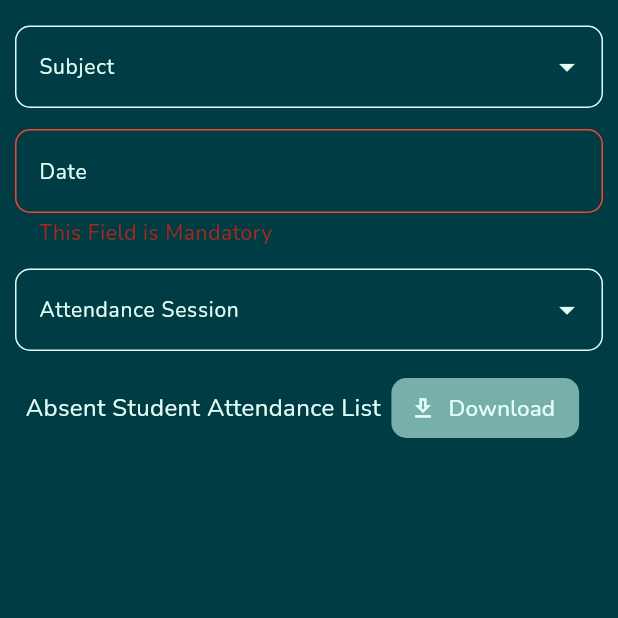
After one commit to Aman-2334/Attendance_log, a Flutter app: the TeacherAttendanceList screen opened directly, after a tap on "Download", on a phone screen of 412 x 824 dp, the top half of it. The commit adds this screen. Run offline on Flutter 3.47's test engine with Material 3 defaults, Android fonts, the phone set to English and light mode, and no system bars; drawn by our look-alikes of dropdown_search; our stand-ins replace cloud_firestore, expandable, firebase_auth, firebase_core, firebase_storage, google_fonts and 7 more; missing offline and left inert: scan; accounts and stored records are empty; generated files the repository leaves out were written again.

Commit message:
added support for attendance list download

```diff
--- /dev/null
+++ b/lib/screens/teacher_attendance_list.dart
@@ -0,0 +1,305 @@
+import 'package:attendance_log/helper.dart';
+import 'package:attendance_log/models/attendance.dart';
+import 'package:attendance_log/models/subject.dart';
+import 'package:attendance_log/provider/attendance_provider.dart';
+import 'package:attendance_log/provider/subject_provider.dart';
+import 'package:attendance_log/provider/user_provider.dart';
+import 'package:attendance_log/services/attendance_service.dart';
+import 'package:attendance_log/theme/theme.dart';
+import 'package:dropdown_search/dropdown_search.dart';
+import 'package:flutter/material.dart';
+import 'package:intl/intl.dart';
+import 'package:provider/provider.dart';
+
+class TeacherAttendanceList extends StatefulWidget {
+  const TeacherAttendanceList({super.key});
+
+  @override
+  State<TeacherAttendanceList> createState() => _TeacherAttendanceListState();
+}
+
+class _TeacherAttendanceListState extends State<TeacherAttendanceList> {
+  Subject? subject;
+  DateTime? date;
+  Attendance? attendanceSession;
+  bool generatingPdf = false;
+  final formKey = GlobalKey<FormState>();
+  late AttendanceProvider attendanceProvider;
+  late UserProvider userProvider;
+
+  void saveForm() async {
+    if (formKey.currentState!.validate()) {
+      formKey.currentState!.save();
+      setState(() {
+        generatingPdf = true;
+      });
+      String? downloadAttendanceListError =
+          await AttendanceService().downloadAttendanceList(
+        user: userProvider.user!,
+        subject: subject!,
+        date: date!,
+        session: attendanceSession!,
+      );
+      setState(() {
+        generatingPdf = false;
+      });
+      if (downloadAttendanceListError != null) {
+        ScaffoldMessenger.of(context)
+            .showSnackBar(SnackBar(content: Text(downloadAttendanceListError)));
+      } else {
+        ScaffoldMessenger.of(context).showSnackBar(const SnackBar(
+            content: Text("Attendance List generated Successfully!")));
+      }
+    }
+  }
+
+  @override
+  Widget build(BuildContext context) {
+    userProvider = Provider.of<UserProvider>(context, listen: false);
+    attendanceProvider =
+        Provider.of<AttendanceProvider>(context, listen: false);
+    ThemeData themeData = AppTheme().themeData;
+    return Scaffold(
+      body: SafeArea(
+        child: ListView(
+          padding: const EdgeInsets.symmetric(horizontal: 10, vertical: 10),
+          children: [
+            Form(
+              key: formKey,
+              child: ListView(
+                shrinkWrap: true,
+                physics: const NeverScrollableScrollPhysics(),
+                children: [
+                  Consumer<SubjectProvider>(
+                    builder: (context, subjectProvider, child) {
+                      return Container(
+                        margin: const EdgeInsets.symmetric(vertical: 7),
+                        child: DropdownSearch<Subject>(
+                          items: subjectProvider.subject,
+                          enabled:
+                              !subjectProvider.loadingSubject || !generatingPdf,
+                          popupProps: PopupProps.modalBottomSheet(
+                            showSearchBox: true,
+                            itemBuilder: (context, subject, isSelected) =>
+                                ListTile(
+                              tileColor: Colors.transparent,
+                              title: Text(
+                                "${subject.code} ${subject.name}",
+                                style: themeData.textTheme.titleSmall!
+                                    .copyWith(fontWeight: FontWeight.w400),
+                              ),
+                              trailing: isSelected
+                                  ? const Icon(
+                                      Icons.check_circle_outline,
+                                      color: Color(0xFFE3FEF7),
+                                    )
+                                  : null,
+                            ),
+                            searchFieldProps: TextFieldProps(
+                              decoration: InputDecoration(
+                                  filled: true,
+                                  fillColor: themeData.primaryColorDark,
+                                  hintText: "Search Subject by name or code"),
+                            ),
+                            showSelectedItems: true,
+                          ),
+                          compareFn: (subject1, subject2) =>
+                              subject1.code == subject2.code,
+                          dropdownButtonProps: const DropdownButtonProps(
+                            color: Color(0xFFE3FEF7),
+                          ),
+                          itemAsString: (subject) => subject.name,
+                          dropdownDecoratorProps: DropDownDecoratorProps(
+                            baseStyle: themeData.textTheme.bodyLarge,
+                            dropdownSearchDecoration: InputDecoration(
+                              label: Text(subjectProvider.loadingSubject
+                                  ? "Loading Subjects please wait..."
+                                  : "Subject"),
+                            ),
+                          ),
+                          validator: (value) {
+                            if (value == null) {
+                              return "This Field is Mandatory";
+                            }
+                            return null;
+                          },
+                          onChanged: (Subject? value) {
+                            subject = value;
+                            if (date != null) {
+                              attendanceProvider.loadAttendanceSession(
+                                  instituteId: userProvider.user!.institute,
+                                  courseId: subject!.code,
+                                  date: date!);
+                            }
+                          },
+                          onSaved: (Subject? value) {
+                            subject = value;
+                          },
+                        ),
+                      );
+                    },
+                  ),
+                  Container(
+                    margin: const EdgeInsets.symmetric(vertical: 7),
+                    child: TextFormField(
+                      enabled: !generatingPdf,
+                      key: Key(date.toString()),
+                      onTap: () async {
+                        DateTime? pickedDate = await showDatePicker(
+                          context: context,
+                          firstDate: DateTime.now()
+                              .subtract(const Duration(days: 100)),
+                          lastDate: DateTime.now(),
+                        );
+                        if (pickedDate != null) {
+                          setState(() {
+                            date = pickedDate;
+                            if (subject != null) {
+                              attendanceProvider.loadAttendanceSession(
+                                  instituteId: userProvider.user!.institute,
+                                  courseId: subject!.code,
+                                  date: date!);
+                            }
+                          });
+                        }
+                      },
+                      validator: (value) {
+                        if (value == null || value.isEmpty) {
+                          return "This Field is Mandatory";
+                        }
+                        return null;
+                      },
+                      decoration: const InputDecoration(
+                        labelText: "Date",
+                      ),
+                      readOnly: true,
+                      initialValue: date == null
+                          ? null
+                          : DateFormat("dd-MM-yyyy").format(date!),
+                      onSaved: (String? value) {},
+                    ),
+                  ),
+                  Consumer<AttendanceProvider>(
+                    builder: (context, attendanceProvider, child) {
+                      return Container(
+                        margin: const EdgeInsets.symmetric(vertical: 7),
+                        child: DropdownSearch<Attendance>(
+                          items: attendanceProvider.attendanceSession ?? [],
+                          enabled:
+                              !attendanceProvider.loadingAttendanceSession ||
+                                  !generatingPdf,
+                          popupProps: PopupProps.modalBottomSheet(
+                            emptyBuilder: (context, searchEntry) => SizedBox(
+                              height: 40,
+                              child: Center(
+                                  child: Text(
+                                searchEntry.isEmpty &&
+                                        subject == null &&
+                                        date == null
+                                    ? "Select subject and date to view previous sessions"
+                                    : "No previous sessions found!",
+                                style: themeData.textTheme.bodySmall,
+                              )),
+                            ),
+                            showSearchBox: true,
+                            itemBuilder: (context, session, isSelected) =>
+                                ListTile(
+                              tileColor: Colors.transparent,
+                              title: Text(
+                                sessionFormat(session),
+                                style: themeData.textTheme.titleSmall!
+                                    .copyWith(fontWeight: FontWeight.w400),
+                              ),
+                              trailing: isSelected
+                                  ? const Icon(
+                                      Icons.check_circle_outline,
+                                      color: Color(0xFFE3FEF7),
+                                    )
+                                  : null,
+                            ),
+                            searchFieldProps: TextFieldProps(
+                              decoration: InputDecoration(
+                                  filled: true,
+                                  fillColor: themeData.primaryColorDark,
+                                  hintText: "Search Session"),
+                            ),
+                            showSelectedItems: true,
+                          ),
+                          compareFn: (session1, session2) =>
+                              session1.id == session2.id,
+                          dropdownButtonProps: const DropdownButtonProps(
+                            color: Color(0xFFE3FEF7),
+                          ),
+                          itemAsString: (session) => sessionFormat(session),
+                          selectedItem: attendanceSession,
+                          dropdownDecoratorProps: DropDownDecoratorProps(
+                            baseStyle: themeData.textTheme.bodyLarge,
+                            dropdownSearchDecoration: InputDecoration(
+                                label: Text(attendanceProvider
+                                        .loadingAttendanceSession
+                                    ? "Loading Attendance Session please wait..."
+                                    : "Attendance Session"),
+                                prefixIcon: attendanceSession != null
+                                    ? IconButton(
+                                        onPressed: () {
+                                          setState(() {
+                                            attendanceSession = null;
+                                          });
+                                        },
+                                        icon: const Icon(
+                                            Icons.highlight_remove_outlined))
+                                    : null),
+                          ),
+                          onChanged: (Attendance? session) {
+                            setState(() {
+                              attendanceSession = session;
+                            });
+                          },
+                          onSaved: (Attendance? session) {
+                            attendanceSession = session;
+                          },
+                        ),
+                      );
+                    },
+                  ),
+                ],
+              ),
+            ),
+            Container(
+              margin: const EdgeInsets.symmetric(vertical: 7),
+              child: Row(
+                children: [
+                  Container(
+                    margin:
+                        const EdgeInsets.symmetric(vertical: 7, horizontal: 7),
+                    child: Text(
+                      "Absent Student Attendance List",
+                      style: themeData.textTheme.bodyLarge,
+                    ),
+                  ),
+                  generatingPdf
+                      ? Center(
+                          child: Container(
+                            margin: const EdgeInsets.symmetric(vertical: 10),
+                            child: const CircularProgressIndicator(),
+                          ),
+                        )
+                      : TextButton.icon(
+                          onPressed: saveForm,
+                          icon: const Icon(
+                            Icons.download_outlined,
+                          ),
+                          label: Text(
+                            'Download',
+                            style: themeData.textTheme.bodyMedium,
+                          ),
+                        ),
+                ],
+              ),
+            ),
+          ],
+        ),
+      ),
+    );
+  }
+}
--- a/lib/screens/teacher_homepage.dart
+++ b/lib/screens/teacher_homepage.dart
@@ -1,6 +1,7 @@
 import 'package:attendance_log/provider/subject_provider.dart';
 import 'package:attendance_log/provider/user_provider.dart';
 import 'package:attendance_log/screens/teacher_attendance_dashboard.dart';
+import 'package:attendance_log/screens/teacher_attendance_list.dart';
 import 'package:attendance_log/screens/teacher_profile.dart';
 import 'package:attendance_log/theme/theme.dart';
 import 'package:flutter/material.dart';
@@ -19,6 +20,7 @@ class _TeacherHomepageState extends State<TeacherHomepage> {
 
   List<Widget> screens = [
     const TeacherAttendanceDashboard(),
+    const TeacherAttendanceList(),
     const TeacherProfile(),
   ];
 
@@ -67,7 +69,7 @@ class _TeacherHomepageState extends State<TeacherHomepage> {
         title: selectedScreen == 0
             ? const Text("Attendance")
             : selectedScreen == 1
-                ? const Text("Attendance")
+                ? const Text("Attendance List")
                 : const Text("Profile Setting"),
       ),
       body: screens[selectedScreen],
@@ -81,10 +83,11 @@ class _TeacherHomepageState extends State<TeacherHomepage> {
         child: Padding(
           padding: const EdgeInsets.symmetric(horizontal: 10),
           child: Row(
-            mainAxisAlignment: MainAxisAlignment.spaceAround,
+            mainAxisAlignment: MainAxisAlignment.spaceEvenly,
             children: [
               navbarItem(Icons.class_outlined, "Attendance", 0),
-              navbarItem(Icons.account_circle_outlined, "Profile", 1),
+              navbarItem(Icons.inventory_outlined, "Attendance List", 1),
+              navbarItem(Icons.account_circle_outlined, "Profile", 2),
             ],
           ),
         ),
--- a/lib/services/attendance_service.dart
+++ b/lib/services/attendance_service.dart
@@ -1,6 +1,7 @@
 import 'dart:convert';
 import 'dart:io';
 
+import 'package:attendance_log/constants.dart';
 import 'package:attendance_log/helper.dart';
 import 'package:attendance_log/models/attendance.dart';
 import 'package:attendance_log/models/subject.dart';
@@ -9,8 +10,14 @@ import 'package:attendance_log/services/collection_refrences.dart';
 import 'package:cloud_firestore/cloud_firestore.dart';
 import 'package:firebase_storage/firebase_storage.dart';
 import 'package:flutter/material.dart';
+import 'package:open_file/open_file.dart';
+import 'package:path_provider/path_provider.dart';
+import 'package:pdf/widgets.dart' as pw;
+
 import 'package:intl/intl.dart';
 import 'package:http/http.dart' as http;
+import 'package:permission_handler/permission_handler.dart';
+import 'package:printing/printing.dart';
 
 class AttendanceService {
   Future<List<Attendance>> getAttendanceSession(
@@ -93,21 +100,23 @@ class AttendanceService {
         urls.add(url);
       }
 
+      print("urls $urls");
       List<String> users = [];
       var headers = {'Content-Type': 'application/json'};
       var request = http.Request(
-          'POST', Uri.parse('http://192.168.119.70:5000/process_images'));
-      request.body = json.encode({"urls": urls});
+          'POST',
+          Uri.parse(
+              '$baseurl/attendance/markOnlineAttendance'));
+      request.body = json.encode({"imageUrls": urls});
       request.headers.addAll(headers);
 
       http.StreamedResponse response = await request.send();
 
       if (response.statusCode == 200) {
-        List<dynamic> names = json
-            .decode(await response.stream.bytesToString())["recognized_names"];
-
-        Map<String, dynamic> studentIDMapper = Map.from((await Collections().studentMappingCollection().doc(user.institute).get())["ID_mapping"]);
-        users = names.map((e) => "${studentIDMapper[e]}").toList();
+        List<dynamic> names =
+            json.decode(await response.stream.bytesToString())["students"];
+        print("names $names");
+        users = names.map((e) => e.toString()).toList();
       } else {
         print("reponse ${response.reasonPhrase}");
       }
@@ -189,4 +198,67 @@ class AttendanceService {
     }
     return null;
   }
+
+  Future<String?> downloadAttendanceList({
+    required AppUser user,
+    required Subject subject,
+    required DateTime date,
+    required Attendance session,
+  }) async {
+    try {
+      String sessionDate = DateFormat("dd-MM-yyyy").format(session.date);
+      DocumentSnapshot sessionDocument = await Collections()
+          .attendanceSessionCollection(
+              user.institute, subject.code, sessionDate)
+          .doc(session.id)
+          .get();
+      List<String> markedStudents =
+          (sessionDocument['studentIds'] as List<dynamic>)
+              .map((e) => e.toString())
+              .toList();
+      List<String> absentStudent = [];
+      for (String student in allStudents) {
+        if (!markedStudents.contains(student)) absentStudent.add(student);
+      }
+      print("absent student $absentStudent");
+
+      try {
+        var status = await Permission.storage.isGranted;
+        if (!status) {
+          var access = await Permission.storage.request();
+          if (access.isDenied) return "No Storage Permission available";
+        }
+        final pdf = pw.Document();
+        final font = await PdfGoogleFonts.nunitoExtraLight();
+        pdf.addPage(
+          pw.MultiPage(
+            build: (pw.Context context) {
+              return [
+                pw.ListView.builder(
+                  itemCount: absentStudent.length,
+                  itemBuilder: (context, index) {
+                    return pw.Text(absentStudent[index],
+                        style: pw.TextStyle(font: font, fontSize: 16));
+                  },
+                )
+              ];
+            },
+          ),
+        );
+
+        final output = await getExternalStorageDirectory();
+        print(output!.path);
+        final file = File('${output!.path}/${subject.code}_${session.id}.pdf');
+        await file.writeAsBytes(await pdf.save());
+        await OpenFile.open(file.path);
+      } on Exception catch (e) {
+        print("PDF save exception $e");
+        return "An error occured!";
+      }
+    } on Exception catch (e) {
+      print("Error geeting attendance list $e");
+      return "An error occured!";
+    }
+    return null;
+  }
 }
--- a/lib/theme/theme.dart
+++ b/lib/theme/theme.dart
@@ -11,7 +11,6 @@ class AppTheme {
   ThemeData get themeData {
     ThemeData theme = ThemeData(
       appBarTheme: const AppBarTheme(
-
           color: Color(0xFF003C43),
           titleTextStyle: TextStyle(
             fontSize: 40,
@@ -149,6 +148,10 @@ class AppTheme {
           fontSize: 16,
           color: Color(0xFFE3FEF7),
         ),
+        bodyMedium: TextStyle(
+          fontSize: 15,
+          color: Color(0xFFE3FEF7),
+        ),
         bodySmall: TextStyle(
           fontSize: 14,
           color: Color(0xFFE3FEF7),
--- a/pubspec.yaml
+++ b/pubspec.yaml
@@ -48,6 +48,11 @@ dependencies:
   shared_preferences: ^2.2.3
   expandable: ^5.0.1
   http: ^1.2.1
+  pdf: ^3.11.1
+  printing: ^5.12.0
+  path_provider: ^2.0.11
+  permission_handler: ^11.3.1
+  open_file: ^3.3.2
   # The following adds the Cupertino Icons font to your application.
   # Use with the CupertinoIcons class for iOS style icons.
   cupertino_icons: ^1.0.2
```
Also changed, not shown: lib/helper.dart (deleted, +0 -48 lines), lib/screens/teacher_online_attendance.dart (+5 -6 lines), pubspec.lock, 9 other files.
